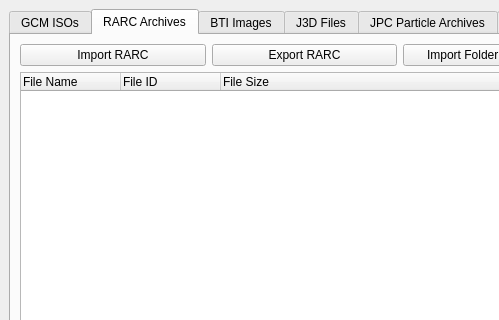
Before: the Qt Designer form gcft_ui/main.ui in LagoLunatic/GCFT, drawn with Qt 5; both pictures show x 0 to 499 and y 0 to 320 of the 800 by 600 pixel window.
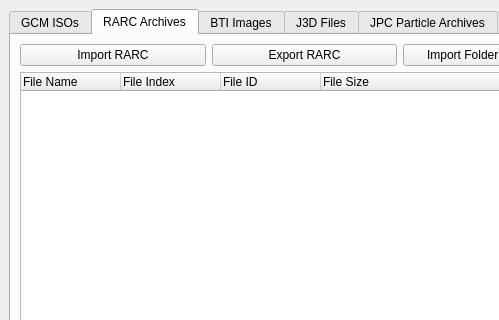
After: the same form once the commit is applied. The open tabs and pages were chosen to show the change.

Commit message: Display RARC file indexes in UI in addition to file IDs

```diff
--- a/gcft_ui/main.ui
+++ b/gcft_ui/main.ui
@@ -120,6 +120,11 @@
             <string>File Name</string>
            </property>
           </column>
+          <column>
+           <property name="text">
+            <string>File Index</string>
+           </property>
+          </column>
           <column>
            <property name="text">
             <string>File ID</string>
```
The commit also changes 2 other files.
